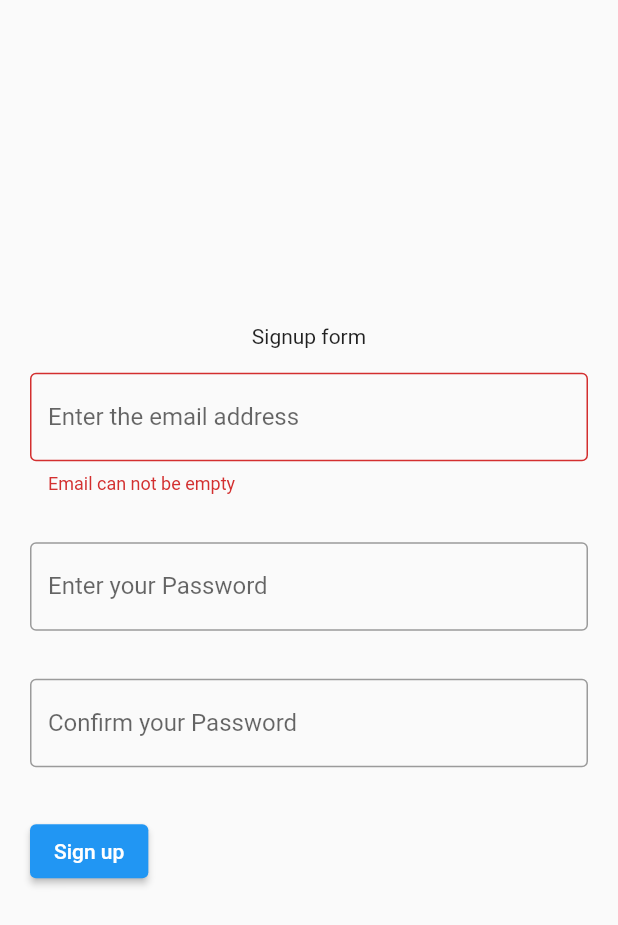
After one commit to Surendhar-CS/pagadai, a Flutter app: the signupform screen opened directly, after a tap on "Sign up", on a phone screen of 412 x 824 dp. The commit adds this screen. Shown: the top 925 px of the screen. Run offline on Flutter 3.47's test engine with Material 2 defaults, Android fonts, the phone set to English and light mode, and no system bars; our stand-ins replace email_validator, firebase_auth, firebase_core; accounts and stored records are empty.

Commit message:
added signup form and validations and methods to create a user on firebase authentication

```diff
--- /dev/null
+++ b/lib/signupform.dart
@@ -0,0 +1,214 @@
+import 'package:email_validator/email_validator.dart';
+import 'package:firebase_auth/firebase_auth.dart';
+import 'package:flutter/material.dart';
+
+class signupform extends StatefulWidget {
+  const signupform({Key? key}) : super(key: key);
+
+  @override
+  State<signupform> createState() => _signupformState();
+}
+
+class _signupformState extends State<signupform> {
+  final _password = GlobalKey<FormState>();
+  final _username = GlobalKey<FormState>();
+  final _confirmpass = GlobalKey<FormState>();
+
+  TextEditingController usernameController = TextEditingController();
+  TextEditingController passwordController = TextEditingController();
+  TextEditingController confirmpassController = TextEditingController();
+  late String username;
+  late String password;
+  late String confirmpass;
+  late String _errorMessage = '';
+  late String _signuperror = '';
+
+  @override
+  Widget build(BuildContext context) {
+    return Scaffold(
+      body: Column(
+        mainAxisAlignment: MainAxisAlignment.center,
+        children: [
+          Text("Signup form"),
+          Padding(
+            padding: EdgeInsets.symmetric(horizontal: 20, vertical: 16),
+            child: Form(
+              key: _username,
+              child: TextFormField(
+                controller: usernameController,
+                decoration: InputDecoration(
+                  border: OutlineInputBorder(),
+                  labelText: 'Enter the email address',
+                ),
+                // onChanged: (val) {
+                //   validateEmail(val);
+                // },
+                validator: (value) {
+                  validateEmail(value!);
+                  if (_errorMessage.isNotEmpty) {
+                    return _errorMessage;
+                  }
+                  return null;
+                },
+              ),
+            ),
+          ),
+          Padding(
+            padding: const EdgeInsets.symmetric(horizontal: 20, vertical: 16),
+            child: Form(
+              key: _password,
+              child: TextFormField(
+                obscureText: true,
+                controller: passwordController,
+                decoration: const InputDecoration(
+                  border: OutlineInputBorder(),
+                  labelText: 'Enter your Password',
+                ),
+                validator: (value) {
+                  if (value == null || value.isEmpty) {
+                    return 'Please enter the password';
+                  }
+                  return null;
+                },
+              ),
+            ),
+          ),
+          Padding(
+            padding: const EdgeInsets.symmetric(horizontal: 20, vertical: 16),
+            child: Form(
+              key: _confirmpass,
+              child: TextFormField(
+                obscureText: true,
+                controller: confirmpassController,
+                decoration: const InputDecoration(
+                  border: OutlineInputBorder(),
+                  labelText: 'Confirm your Password',
+                ),
+                validator: (value) {
+                  if (value == null || value.isEmpty) {
+                    return 'Please enter the password';
+                  }
+                  return null;
+                },
+              ),
+            ),
+          ),
+          Row(
+            children: [
+              Padding(
+                padding:
+                    const EdgeInsets.symmetric(horizontal: 20, vertical: 16),
+                child: ElevatedButton(
+                  onPressed: () async {
+                    username = usernameController.text;
+                    password = passwordController.text;
+                    confirmpass = confirmpassController.text;
+
+                    // Validate returns true if the form is valid, or false otherwise.
+                    print('signup initiated');
+                    if (_username.currentState!.validate() &&
+                        _password.currentState!.validate() &&
+                        _confirmpass.currentState!.validate()) {
+                      // If the form is valid, display a snackbar. In the real world,
+
+                      // you'd often call a server or save the information in a database.
+                      if (password != confirmpass) {
+                        ScaffoldMessenger.of(context).showSnackBar(const SnackBar(
+                            content: Text(
+                                'password and confirm password does not match',
+                                style: TextStyle(color: Colors.red))));
+                      } else {
+                        CreateUser();
+                        // _signuperror = "meow";
+                        if (_signuperror.isEmpty) {
+                          Navigator.of(context).pop();
+                          // print(_signuperror);
+                        }
+                      }
+
+                      // if (FirebaseAuth.instance.currentUser == null) {
+                      //   ScaffoldMessenger.of(context).showSnackBar(
+                      //       const SnackBar(
+                      //           content: Text('Invalid credentials',
+                      //               style: TextStyle(color: Colors.red))));
+                      // } else {
+                      //   // ignore: use_build_context_synchronously
+                      //   // Navigator.push(
+                      //   //   context,
+                      //   //   MaterialPageRoute(
+                      //   //       builder: (context) => const MyApp()),
+                      //   // );
+                      //   Navigator.of(context).pop();
+                      // }
+                    }
+                  },
+                  child: const Text('Sign up'),
+                ),
+              ),
+              Padding(
+                padding: const EdgeInsets.all(8.0),
+                child: Text(
+                  _signuperror,
+                  style: TextStyle(color: Colors.red),
+                ),
+              ),
+            ],
+          ),
+        ],
+      ),
+    );
+  }
+
+  void validateEmail(String val) {
+    if (val.isEmpty) {
+      setState(() {
+        _errorMessage = "Email can not be empty";
+      });
+    } else if (!EmailValidator.validate(val, true)) {
+      setState(() {
+        _errorMessage = "Invalid Email Address";
+      });
+    } else {
+      setState(() {
+        _errorMessage = "";
+      });
+    }
+  }
+
+  Future<void> CreateUser() async {
+    try {
+      final credential =
+          await FirebaseAuth.instance.createUserWithEmailAndPassword(
+        email: username,
+        password: password,
+      );
+    } on FirebaseAuthException catch (e) {
+      // if (!mounted) return;
+      if (e.code == 'weak-password') {
+        // print('The password provided is too weak.');
+        if (mounted) {
+          setState(() {
+            _signuperror = "The password provided is too weak.";
+          });
+        }
+
+        print(_signuperror);
+      } else if (e.code == 'email-already-in-use') {
+        print('The account already exists for that email.');
+        if (mounted) {
+          setState(() {
+            _signuperror = "The account already exists for that email.";
+          });
+        }
+      } else {
+        if (mounted) {
+          setState(() {
+            _signuperror = '';
+          });
+        }
+      }
+    } catch (e) {
+      print(e);
+    }
+  }
+}
--- a/pubspec.yaml
+++ b/pubspec.yaml
@@ -38,6 +38,7 @@ dependencies:
   cupertino_icons: ^1.0.2
   firebase_auth: ^4.7.3
   firebase_core: ^2.15.1
+  email_validator: ^2.0.1
 
 dev_dependencies:
   flutter_test:
```
Also changed, not shown: lib/main.dart (+19 -2 lines), lib/session.dart (+7 -8 lines), pubspec.lock.
